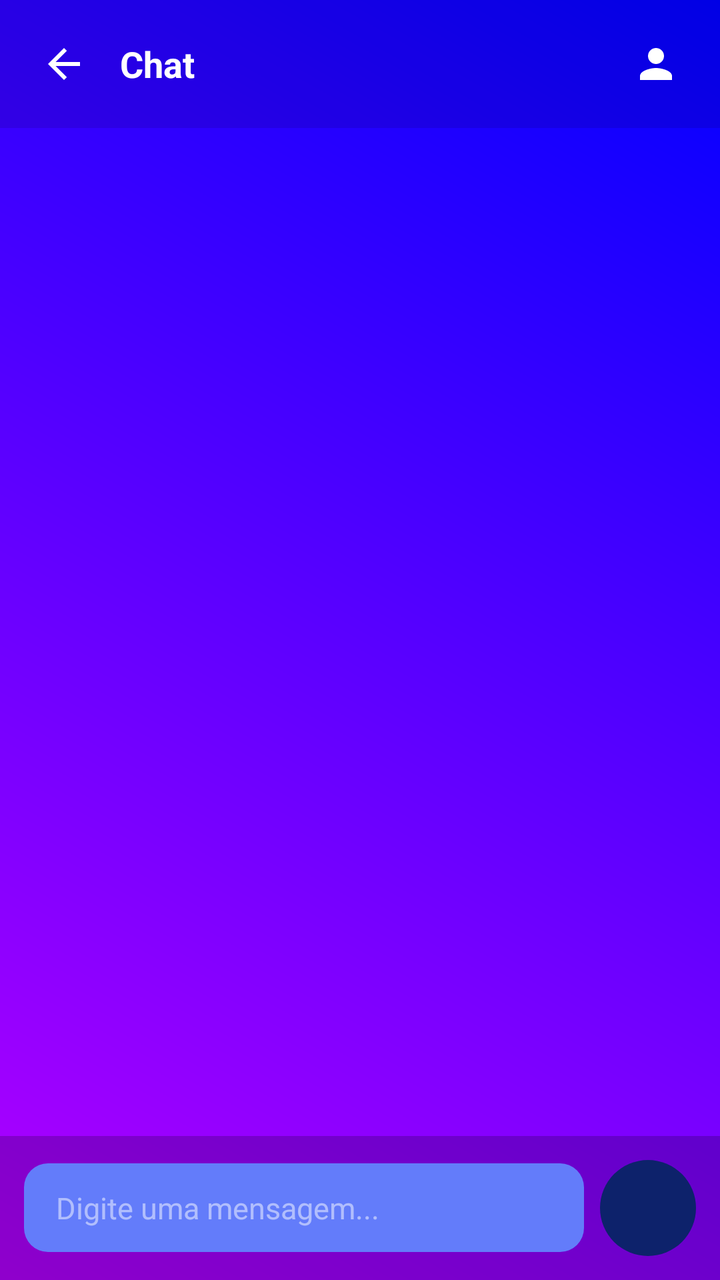
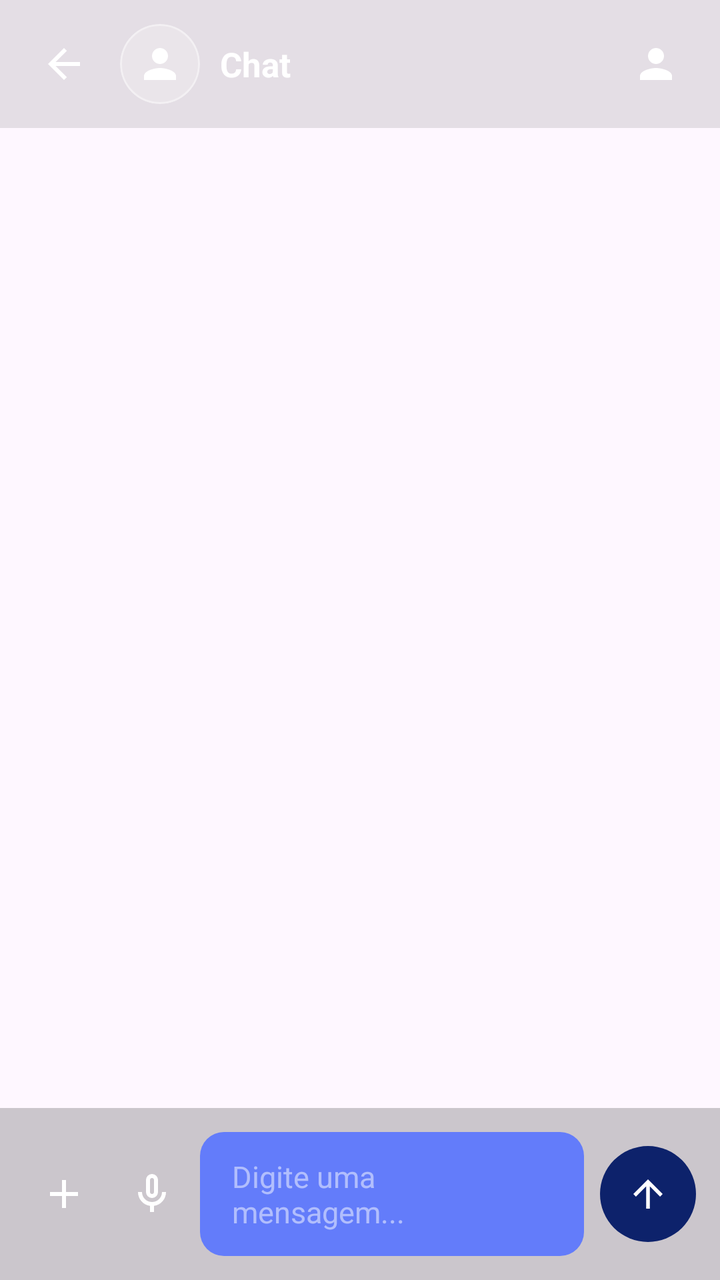

Compare the two renders of this Android layout. The source of the first and the diff that turns it into the second are given below.
<!-- AndroidManifest.xml: application theme Theme.PlataformaRemota -->
<!-- res/layout/activity_chat.xml -->
<?xml version="1.0" encoding="utf-8"?>
<LinearLayout xmlns:android="http://schemas.android.com/apk/res/android"
    xmlns:app="http://schemas.android.com/apk/res-auto"
    xmlns:tools="http://schemas.android.com/tools"
    android:layout_width="match_parent"
    android:layout_height="match_parent"
    android:background="@drawable/background_gradiente"
    android:orientation="vertical">

    
    <LinearLayout
        android:layout_width="match_parent"
        android:layout_height="wrap_content"
        android:background="#1A000000"
        android:gravity="center_vertical"
        android:orientation="horizontal"
        android:padding="12dp">

        <ImageView
            android:id="@+id/btnVoltarChat"
            android:layout_width="40dp"
            android:layout_height="40dp"
            android:padding="8dp"
            android:background="?attr/selectableItemBackgroundBorderless"
            android:clickable="true"
            android:contentDescription="Voltar"
            android:focusable="true"
            android:src="@drawable/ic_arrow_back"
            app:tint="@color/white" />

        <TextView
            android:id="@+id/txtNomeChat"
            android:layout_width="0dp"
            android:layout_height="wrap_content"
            android:layout_marginStart="8dp"
            android:layout_weight="1"
            android:text="Chat"
            android:textColor="@color/white"
            android:textSize="18sp"
            android:textStyle="bold" />

        <ImageView
            android:id="@+id/btnInfoChat"
            android:layout_width="40dp"
            android:layout_height="40dp"
            android:padding="8dp"
            android:background="?attr/selectableItemBackgroundBorderless"
            android:clickable="true"
            android:contentDescription="Informações"
            android:focusable="true"
            android:src="@drawable/ic_person"
            app:tint="@color/white" />
    </LinearLayout>

    
    <androidx.recyclerview.widget.RecyclerView
        android:id="@+id/rvMensagens"
        android:layout_width="match_parent"
        android:layout_height="0dp"
        android:layout_weight="1"
        android:clipToPadding="false"
        android:paddingVertical="8dp"
        tools:listitem="@layout/item_mensagem" />

    
    <LinearLayout
        android:layout_width="match_parent"
        android:layout_height="wrap_content"
        android:background="#33000000"
        android:gravity="center_vertical"
        android:orientation="horizontal"
        android:padding="12dp">

        <EditText
            android:id="@+id/edtMensagem"
            android:layout_width="0dp"
            android:layout_height="wrap_content"
            android:layout_weight="1"
            android:background="@drawable/borda_arredondada"
            android:hint="Digite uma mensagem..."
            android:inputType="textMultiLine|textCapSentences"
            android:maxLines="4"
            android:paddingHorizontal="16dp"
            android:paddingVertical="12dp"
            android:textColor="@color/white"
            android:textColorHint="#80FFFFFF"
            android:textSize="15sp" />

        <com.google.android.material.button.MaterialButton
            android:id="@+id/btnEnviar"
            android:layout_width="48dp"
            android:layout_height="48dp"
            android:layout_marginStart="8dp"
            android:insetTop="0dp"
            android:insetBottom="0dp"
            android:text="→"
            android:textColor="@color/white"
            android:textSize="22sp"
            android:textStyle="bold"
            app:backgroundTint="#0D226B"
            app:cornerRadius="24dp"
            app:elevation="4dp" />
    </LinearLayout>

</LinearLayout>
<!-- res/layout/item_mensagem.xml (included above) -->
<?xml version="1.0" encoding="utf-8"?>
<FrameLayout xmlns:android="http://schemas.android.com/apk/res/android"
    android:id="@+id/containerMensagem"
    android:layout_width="match_parent"
    android:layout_height="wrap_content"
    android:paddingHorizontal="8dp"
    android:paddingVertical="4dp">

    <LinearLayout
        android:id="@+id/bubbleContainer"
        android:layout_width="wrap_content"
        android:layout_height="wrap_content"
        android:orientation="vertical"
        android:maxWidth="280dp"
        android:paddingHorizontal="14dp"
        android:paddingVertical="10dp"
        android:background="@drawable/bubble_outra">

        <TextView
            android:id="@+id/txtNomeRemetente"
            android:layout_width="wrap_content"
            android:layout_height="wrap_content"
            android:layout_marginBottom="4dp"
            android:text="Nome"
            android:textColor="#0D226B"
            android:textSize="12sp"
            android:textStyle="bold"
            android:visibility="gone" />

        <TextView
            android:id="@+id/txtTextoMensagem"
            android:layout_width="wrap_content"
            android:layout_height="wrap_content"
            android:text="Mensagem"
            android:textColor="#FFFFFF"
            android:textSize="15sp" />

        <TextView
            android:id="@+id/txtHora"
            android:layout_width="wrap_content"
            android:layout_height="wrap_content"
            android:layout_gravity="end"
            android:layout_marginTop="4dp"
            android:text="12:00"
            android:textColor="#B3FFFFFF"
            android:textSize="10sp" />
    </LinearLayout>
</FrameLayout>
<!-- resources referenced by this layout -->
<resources>
  <color name="white">#FFFFFFFF</color>
  <!-- drawable background_gradiente (drawable) -->
  <?xml version="1.0" encoding="utf-8"?>
  <shape xmlns:android="http://schemas.android.com/apk/res/android">
      <gradient
          android:startColor="#B300FF"
          android:endColor="#0000FF"
          android:angle="45"/>
  </shape>
  <!-- drawable borda_arredondada (drawable) -->
  <shape xmlns:android="http://schemas.android.com/apk/res/android"
      android:shape="rectangle">
  
      
      <solid android:color="#637CFA" />
  
      
      <corners android:radius="12dp" />
  
  </shape>
  <style name="Theme.PlataformaRemota" parent="Base.Theme.PlataformaRemota" />
  <style name="Base.Theme.PlataformaRemota" parent="Theme.Material3.DayNight.NoActionBar">
          
          
      </style>
  <!-- unchanged entries left out for length: 3 -->
</resources>

<!-- the commit's change to res/layout/activity_chat.xml (unified diff, before → after) -->
@@ -4,7 +4,6 @@
     xmlns:tools="http://schemas.android.com/tools"
     android:layout_width="match_parent"
     android:layout_height="match_parent"
-    android:background="@drawable/background_gradiente"
     android:orientation="vertical">
 
     
@@ -28,15 +27,34 @@
             android:src="@drawable/ic_arrow_back"
             app:tint="@color/white" />
 
+        <com.google.android.material.card.MaterialCardView
+            android:layout_width="40dp"
+            android:layout_height="40dp"
+            android:layout_marginStart="8dp"
+            android:layout_marginEnd="10dp"
+            app:cardBackgroundColor="#33FFFFFF"
+            app:cardCornerRadius="20dp"
+            app:cardElevation="0dp"
+            app:strokeWidth="1dp"
+            app:strokeColor="#66FFFFFF">
+
+            <ImageView
+                android:id="@+id/imgFotoChatHeader"
+                android:layout_width="match_parent"
+                android:layout_height="match_parent"
+                android:padding="8dp"
+                android:src="@drawable/ic_person"
+                app:tint="@color/white" />
+        </com.google.android.material.card.MaterialCardView>
+
         <TextView
             android:id="@+id/txtNomeChat"
             android:layout_width="0dp"
             android:layout_height="wrap_content"
-            android:layout_marginStart="8dp"
             android:layout_weight="1"
             android:text="Chat"
             android:textColor="@color/white"
-            android:textSize="18sp"
+            android:textSize="17sp"
             android:textStyle="bold" />
 
         <ImageView
@@ -46,7 +64,6 @@
             android:padding="8dp"
             android:background="?attr/selectableItemBackgroundBorderless"
             android:clickable="true"
-            android:contentDescription="Informações"
             android:focusable="true"
             android:src="@drawable/ic_person"
             app:tint="@color/white" />
@@ -64,12 +81,148 @@
 
     
     <LinearLayout
+        android:id="@+id/layoutReplyBar"
+        android:layout_width="match_parent"
+        android:layout_height="wrap_content"
+        android:background="#1A000000"
+        android:gravity="center_vertical"
+        android:orientation="horizontal"
+        android:paddingHorizontal="12dp"
+        android:paddingVertical="8dp"
+        android:visibility="gone">
+
+        <View
+            android:layout_width="4dp"
+            android:layout_height="match_parent"
+            android:background="#43A047" />
+
+        <LinearLayout
+            android:layout_width="0dp"
+            android:layout_height="wrap_content"
+            android:layout_marginStart="12dp"
+            android:layout_weight="1"
+            android:orientation="vertical">
+
+            <TextView
+                android:id="@+id/txtReplyBarNome"
+                android:layout_width="wrap_content"
+                android:layout_height="wrap_content"
+                android:text="Nome"
+                android:textColor="#43A047"
+                android:textSize="12sp"
+                android:textStyle="bold" />
+
+            <TextView
+                android:id="@+id/txtReplyBarTexto"
+                android:layout_width="match_parent"
+                android:layout_height="wrap_content"
+                android:ellipsize="end"
+                android:maxLines="1"
+                android:text="Texto respondido"
+                android:textColor="#B3FFFFFF"
+                android:textSize="13sp" />
+        </LinearLayout>
+
+        <ImageView
+            android:id="@+id/btnFecharReply"
+            android:layout_width="32dp"
+            android:layout_height="32dp"
+            android:background="?attr/selectableItemBackgroundBorderless"
+            android:clickable="true"
+            android:focusable="true"
+            android:padding="6dp"
+            android:src="@drawable/ic_close"
+            app:tint="@color/white" />
+    </LinearLayout>
+
+    
+    <LinearLayout
+        android:id="@+id/layoutAudioReady"
+        android:layout_width="match_parent"
+        android:layout_height="wrap_content"
+        android:background="#1A000000"
+        android:gravity="center_vertical"
+        android:orientation="horizontal"
+        android:paddingHorizontal="12dp"
+        android:paddingVertical="12dp"
+        android:visibility="gone">
+
+        <ImageView
+            android:id="@+id/btnCancelarAudioReady"
+            android:layout_width="36dp"
+            android:layout_height="36dp"
+            android:background="?attr/selectableItemBackgroundBorderless"
+            android:clickable="true"
+            android:focusable="true"
+            android:padding="6dp"
+            android:src="@drawable/ic_delete"
+            app:tint="#D32F2F" />
+
+        <ImageView
+            android:id="@+id/btnPlayAudioReady"
+            android:layout_width="36dp"
+            android:layout_height="36dp"
+            android:layout_marginStart="8dp"
+            android:background="?attr/selectableItemBackgroundBorderless"
+            android:clickable="true"
+            android:focusable="true"
+            android:padding="6dp"
+            android:src="@drawable/ic_send"
+            app:tint="@color/white" />
+
+        <ProgressBar
+            android:id="@+id/progressAudioReady"
+            style="?android:attr/progressBarStyleHorizontal"
+            android:layout_width="0dp"
+            android:layout_height="wrap_content"
+            android:layout_marginStart="8dp"
+            android:layout_weight="1"
+            android:max="100"
+            android:progress="0"
+            android:progressTint="@color/white" />
+
+        <TextView
+            android:id="@+id/txtDuracaoReady"
+            android:layout_width="wrap_content"
+            android:layout_height="wrap_content"
+            android:layout_marginStart="8dp"
+            android:text="00:00"
+            android:textColor="@color/white"
+            android:textSize="13sp" />
+    </LinearLayout>
+
+    
+    <LinearLayout
         android:layout_width="match_parent"
         android:layout_height="wrap_content"
         android:background="#33000000"
         android:gravity="center_vertical"
         android:orientation="horizontal"
         android:padding="12dp">
+
+        <ImageView
+            android:id="@+id/btnAnexar"
+            android:layout_width="40dp"
+            android:layout_height="40dp"
+            android:layout_marginEnd="4dp"
+            android:padding="8dp"
+            android:background="?attr/selectableItemBackgroundBorderless"
+            android:clickable="true"
+            android:focusable="true"
+            android:src="@drawable/ic_add"
+            app:tint="@color/white" />
+
+        <ImageView
+            android:id="@+id/btnGravarAudio"
+            android:layout_width="40dp"
+            android:layout_height="40dp"
+            android:layout_marginEnd="4dp"
+            android:padding="8dp"
+            android:background="?attr/selectableItemBackgroundBorderless"
+            android:clickable="true"
+            android:focusable="true"
+            android:src="@drawable/ic_mic"
+            app:tint="@color/white" />
 
         <EditText
             android:id="@+id/edtMensagem"
@@ -93,19 +246,21 @@
             android:layout_marginStart="8dp"
             android:insetTop="0dp"
             android:insetBottom="0dp"
-            android:text="→"
-            android:textColor="@color/white"
-            android:textSize="22sp"
-            android:textStyle="bold"
             app:backgroundTint="#0D226B"
             app:cornerRadius="24dp"
-            app:elevation="4dp" />
+            app:elevation="4dp"
+            app:icon="@drawable/ic_send"
+            app:iconGravity="textStart"
+            app:iconPadding="0dp"
+            app:iconSize="22dp"
+            app:iconTint="@color/white" />
     </LinearLayout>
 
 </LinearLayout>
 <!-- res/layout/item_mensagem.xml (included above) -->
 <?xml version="1.0" encoding="utf-8"?>
 <FrameLayout xmlns:android="http://schemas.android.com/apk/res/android"
+    xmlns:app="http://schemas.android.com/apk/res-auto"
     android:id="@+id/containerMensagem"
     android:layout_width="match_parent"
     android:layout_height="wrap_content"
@@ -113,42 +268,165 @@
     android:paddingVertical="4dp">
 
     <LinearLayout
-        android:id="@+id/bubbleContainer"
-        android:layout_width="wrap_content"
+        android:id="@+id/linhaMensagem"
+        android:layout_width="match_parent"
         android:layout_height="wrap_content"
-        android:orientation="vertical"
-        android:maxWidth="280dp"
-        android:paddingHorizontal="14dp"
-        android:paddingVertical="10dp"
-        android:background="@drawable/bubble_outra">
-
-        <TextView
-            android:id="@+id/txtNomeRemetente"
+        android:orientation="horizontal"
+        android:gravity="bottom">
+
+        <com.google.android.material.card.MaterialCardView
+            android:id="@+id/cardFotoRemetente"
+            android:layout_width="28dp"
+            android:layout_height="28dp"
+            android:layout_marginEnd="6dp"
+            android:visibility="gone"
+            app:cardBackgroundColor="#33FFFFFF"
+            app:cardCornerRadius="14dp"
+            app:cardElevation="0dp">
+
+            <ImageView
+                android:id="@+id/imgFotoRemetente"
+                android:layout_width="match_parent"
+                android:layout_height="match_parent"
+                android:padding="6dp"
+                android:src="@drawable/ic_person"
+                app:tint="@color/white" />
+        </com.google.android.material.card.MaterialCardView>
+
+        <LinearLayout
+            android:id="@+id/bubbleContainer"
             android:layout_width="wrap_content"
             android:layout_height="wrap_content"
-            android:layout_marginBottom="4dp"
-            android:text="Nome"
-            android:textColor="#0D226B"
-            android:textSize="12sp"
-            android:textStyle="bold"
-            android:visibility="gone" />
-
-        <TextView
-            android:id="@+id/txtTextoMensagem"
-            android:layout_width="wrap_content"
-            android:layout_height="wrap_content"
-            android:text="Mensagem"
-            android:textColor="#FFFFFF"
-            android:textSize="15sp" />
-
-        <TextView
-            android:id="@+id/txtHora"
-            android:layout_width="wrap_content"
-            android:layout_height="wrap_content"
-            android:layout_gravity="end"
-            android:layout_marginTop="4dp"
-            android:text="12:00"
-            android:textColor="#B3FFFFFF"
-            android:textSize="10sp" />
+            android:orientation="vertical"
+            android:maxWidth="280dp"
+            android:paddingHorizontal="14dp"
+            android:paddingVertical="10dp"
+            android:background="@drawable/bubble_outra">
+
+            <TextView
+                android:id="@+id/txtNomeRemetente"
+                android:layout_width="wrap_content"
+                android:layout_height="wrap_content"
+                android:layout_marginBottom="4dp"
+                android:text="Nome"
+                android:textColor="#0D226B"
+                android:textSize="12sp"
+                android:textStyle="bold"
+                android:visibility="gone" />
+
+            
+            <LinearLayout
+                android:id="@+id/layoutReply"
+                android:layout_width="match_parent"
+                android:layout_height="wrap_content"
+                android:layout_marginBottom="6dp"
+                android:background="#33FFFFFF"
+                android:orientation="vertical"
+                android:padding="8dp"
+                android:visibility="gone">
+
+                <TextView
+                    android:id="@+id/txtReplyNome"
+                    android:layout_width="wrap_content"
+                    android:layout_height="wrap_content"
+                    android:text="Nome"
+                    android:textColor="#0D226B"
+                    android:textSize="11sp"
+                    android:textStyle="bold" />
+
+                <TextView
+                    android:id="@+id/txtReplyTexto"
+                    android:layout_width="match_parent"
+                    android:layout_height="wrap_content"
+                    android:ellipsize="end"
+                    android:maxLines="1"
+                    android:text="Mensagem respondida"
+                    android:textColor="#666666"
+                    android:textSize="12sp" />
+            </LinearLayout>
+
+            
+            <ImageView
+                android:id="@+id/imgMensagem"
+                android:layout_width="220dp"
+                android:layout_height="wrap_content"
+                android:adjustViewBounds="true"
+                android:maxHeight="400dp"
+                android:minHeight="100dp"
+                android:scaleType="fitCenter"
+                android:visibility="gone" />
+
+            
+            <LinearLayout
+                android:id="@+id/layoutAudio"
+                android:layout_width="220dp"
+                android:layout_height="wrap_content"
+                android:gravity="center_vertical"
+                android:orientation="horizontal"
+                android:visibility="gone">
+
+                <ImageView
+                    android:id="@+id/btnPlayAudio"
+                    android:layout_width="36dp"
+                    android:layout_height="36dp"
+                    android:background="?attr/selectableItemBackgroundBorderless"
+                    android:clickable="true"
+                    android:focusable="true"
+                    android:padding="6dp"
+                    android:src="@drawable/ic_send"
+                    app:tint="@color/white" />
+
+                <ProgressBar
+                    android:id="@+id/progressAudio"
+                    style="?android:attr/progressBarStyleHorizontal"
+                    android:layout_width="0dp"
+                    android:layout_height="wrap_content"
+                    android:layout_marginStart="8dp"
+                    android:layout_weight="1"
+                    android:max="100"
+                    android:progress="0" />
+
+                <TextView
+                    android:id="@+id/txtDuracaoAudio"
+                    android:layout_width="wrap_content"
+                    android:layout_height="wrap_content"
+                    android:layout_marginStart="8dp"
+                    android:text="00:00"
+                    android:textColor="@color/white"
+                    android:textSize="12sp" />
+            </LinearLayout>
+
+            
+            <TextView
+                android:id="@+id/txtTextoMensagem"
+                android:layout_width="wrap_content"
+                android:layout_height="wrap_content"
+                android:layout_marginTop="6dp"
+                android:text="Mensagem"
+                android:textColor="#FFFFFF"
+                android:textSize="15sp" />
+
+            
+            <TextView
+                android:id="@+id/txtEditada"
+                android:layout_width="wrap_content"
+                android:layout_height="wrap_content"
+                android:layout_marginTop="2dp"
+                android:text="editada"
+                android:textColor="#999999"
+                android:textSize="10sp"
+                android:textStyle="italic"
+                android:visibility="gone" />
+
+            <TextView
+                android:id="@+id/txtHora"
+                android:layout_width="wrap_content"
+                android:layout_height="wrap_content"
+                android:layout_gravity="end"
+                android:layout_marginTop="4dp"
+                android:text="12:00"
+                android:textColor="#B3FFFFFF"
+                android:textSize="10sp" />
+        </LinearLayout>
     </LinearLayout>
 </FrameLayout>
<!-- resource entries referenced after the edit -->
@@ -1,14 +1,6 @@
 <!-- resources referenced by this layout -->
 <resources>
   <color name="white">#FFFFFFFF</color>
-  <!-- drawable background_gradiente (drawable) -->
-  <?xml version="1.0" encoding="utf-8"?>
-  <shape xmlns:android="http://schemas.android.com/apk/res/android">
-      <gradient
-          android:startColor="#B300FF"
-          android:endColor="#0000FF"
-          android:angle="45"/>
-  </shape>
   <!-- drawable borda_arredondada (drawable) -->
   <shape xmlns:android="http://schemas.android.com/apk/res/android"
       android:shape="rectangle">
@@ -20,6 +12,36 @@
       <corners android:radius="12dp" />
   
   </shape>
+  <!-- drawable ic_add (drawable) -->
+  <vector xmlns:android="http://schemas.android.com/apk/res/android" android:height="24dp" android:tint="#000000" android:viewportHeight="960" android:viewportWidth="960" android:width="24dp">
+        
+      <path android:fillColor="@android:color/white" android:pathData="M440,520L200,520L200,440L440,440L440,200L520,200L520,440L760,440L760,520L520,520L520,760L440,760L440,520Z"/>
+      
+  </vector>
+  <!-- drawable ic_close (drawable) -->
+  <vector xmlns:android="http://schemas.android.com/apk/res/android" android:height="24dp" android:tint="#000000" android:viewportHeight="960" android:viewportWidth="960" android:width="24dp">
+        
+      <path android:fillColor="@android:color/white" android:pathData="M256,760L200,704L424,480L200,256L256,200L480,424L704,200L760,256L536,480L760,704L704,760L480,536L256,760Z"/>
+      
+  </vector>
+  <!-- drawable ic_delete (drawable) -->
+  <vector xmlns:android="http://schemas.android.com/apk/res/android" android:height="24dp" android:tint="#000000" android:viewportHeight="960" android:viewportWidth="960" android:width="24dp">
+        
+      <path android:fillColor="@android:color/white" android:pathData="M280,240L280,240L280,400Q280,400 280,481.5Q280,563 280,680Q280,701 280,721Q280,741 280,760L280,760Q280,760 280,760Q280,760 280,760L280,240ZM450,840L280,840Q247,840 223.5,816.5Q200,793 200,760L200,240L160,240L160,160L360,160L360,120L600,120L600,160L800,160L800,240L760,240L760,412Q743,407 720.5,403.5Q698,400 680,400L680,240L280,240L280,760Q280,760 280,760Q280,760 280,760L412,760Q418,781 428,801.5Q438,822 450,840ZM360,680L400,680Q400,617 420,576.5Q440,536 440,536L440,320L360,320L360,680ZM520,450Q537,439 558.5,428Q580,417 600,412L600,320L520,320L520,450ZM538.5,821.5Q480,763 480,680Q480,597 538.5,538.5Q597,480 680,480Q763,480 821.5,538.5Q880,597 880,680Q880,763 821.5,821.5Q763,880 680,880Q597,880 538.5,821.5ZM746,774L774,746L700,672L700,560L660,560L660,688L746,774Z"/>
+      
+  </vector>
+  <!-- drawable ic_mic (drawable) -->
+  <vector xmlns:android="http://schemas.android.com/apk/res/android" android:height="24dp" android:tint="#000000" android:viewportHeight="960" android:viewportWidth="960" android:width="24dp">
+        
+      <path android:fillColor="@android:color/white" android:pathData="M395,525Q360,490 360,440L360,200Q360,150 395,115Q430,80 480,80Q530,80 565,115Q600,150 600,200L600,440Q600,490 565,525Q530,560 480,560Q430,560 395,525ZM480,320Q480,320 480,320L480,320Q480,320 480,320Q480,320 480,320Q480,320 480,320Q480,320 480,320L480,320Q480,320 480,320Q480,320 480,320Q480,320 480,320ZM440,840L440,717Q336,703 268,624Q200,545 200,440L280,440Q280,523 338.5,581.5Q397,640 480,640Q563,640 621.5,581.5Q680,523 680,440L760,440Q760,545 692,624Q624,703 520,717L520,840L440,840ZM508.5,468.5Q520,457 520,440L520,200Q520,183 508.5,171.5Q497,160 480,160Q463,160 451.5,171.5Q440,183 440,200L440,440Q440,457 451.5,468.5Q463,480 480,480Q497,480 508.5,468.5Z"/>
+      
+  </vector>
+  <!-- drawable ic_send (drawable) -->
+  <vector xmlns:android="http://schemas.android.com/apk/res/android" android:height="24dp" android:tint="#000000" android:viewportHeight="24" android:viewportWidth="24" android:width="24dp">
+        
+      <path android:fillColor="@android:color/white" android:pathData="M4,12l1.41,1.41L11,7.83V20h2V7.83l5.58,5.59L20,12l-8,-8 -8,8z"/>
+      
+  </vector>
   <style name="Theme.PlataformaRemota" parent="Base.Theme.PlataformaRemota" />
   <style name="Base.Theme.PlataformaRemota" parent="Theme.Material3.DayNight.NoActionBar">
           
